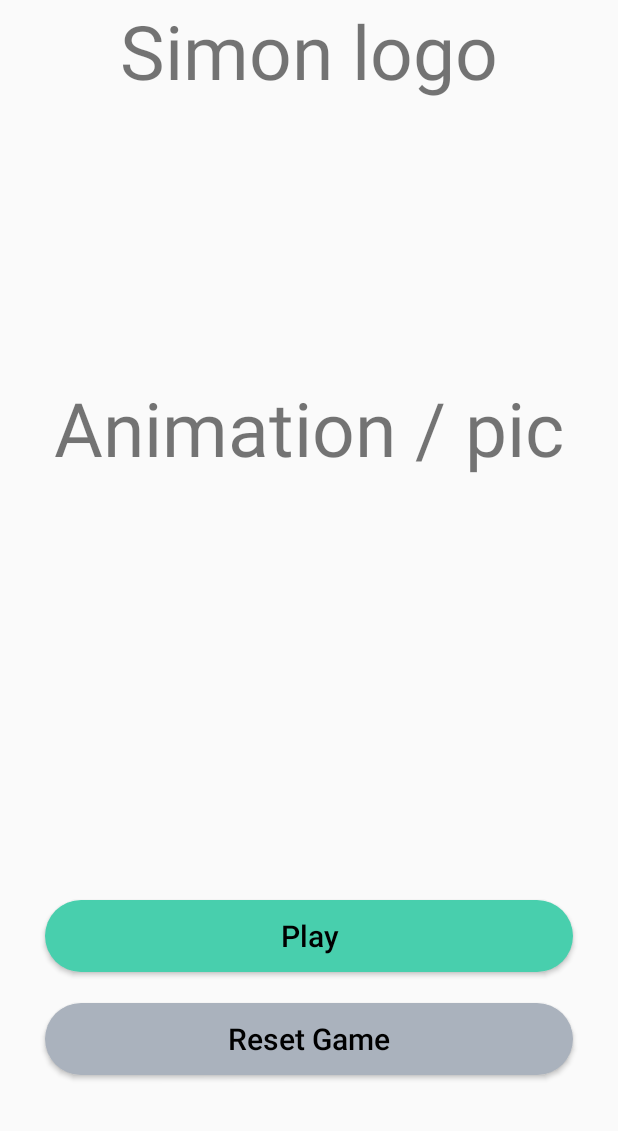
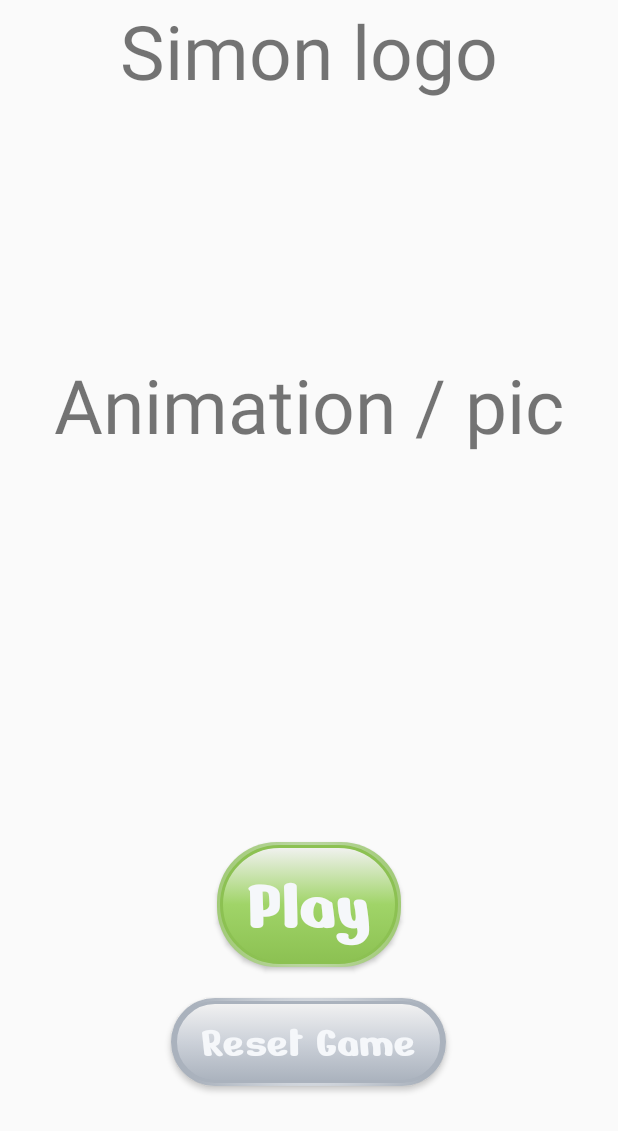
Before and after one commit to chenashkenazi/FinalProject, an Android app: the screen it shows after launch (MainActivity), on a phone screen of 412 x 824 dp. Shown: the top 1131 px of the screen. Run offline under Robolectric (Android 15) with nearby library versions, the phone set to English and light mode, and no system bars.

Commit message:
הוספתי כמה דברים

```diff
--- a/app/src/main/java/com/example/finalproject/LevelsActivity.java
+++ b/app/src/main/java/com/example/finalproject/LevelsActivity.java
@@ -27,7 +27,7 @@ public class LevelsActivity extends AppCompatActivity {
 
         viewPager = findViewById(R.id.levels_view_pager);
         tabLayout = findViewById(R.id.levels_tab_layout);
-        button = findViewById(R.id.levels_play_btn);
+        //button = findViewById(R.id.levels_play_btn);
 
         init();
     }
--- a/app/src/main/java/com/example/finalproject/resourses/Levels.java
+++ b/app/src/main/java/com/example/finalproject/resourses/Levels.java
@@ -9,9 +9,9 @@ public class Levels {
         return LEVELS;
     }
 
-    public static final Level FIRST_LEVEL = new Level("Level 1");
-    public static final Level SECOND_LEVEL = new Level("Level 2");
-    public static final Level THIRD_LEVEL = new Level("Level 3");
+    public static final Level FIRST_LEVEL = new Level("LEVEL 1");
+    public static final Level SECOND_LEVEL = new Level("LEVEL 2");
+    public static final Level THIRD_LEVEL = new Level("LEVEL 3");
 
     public static final Level[] LEVELS = {FIRST_LEVEL, SECOND_LEVEL, THIRD_LEVEL};
 }
--- a/app/src/main/res/drawable/button_bad_selector.xml
+++ /dev/null
@@ -1,15 +0,0 @@
-<?xml version="1.0" encoding="utf-8"?>
-<selector xmlns:android="http://schemas.android.com/apk/res/android">
-    <item android:state_pressed="false">
-        <shape android:shape="rectangle">
-            <solid android:color="@color/medium_gray_dark"/>
-            <corners android:radius="30dp"/>
-        </shape>
-    </item>
-    <item android:state_pressed="true">
-        <shape android:shape="rectangle">
-            <solid android:color="@color/medium_gray_light"/>
-            <corners android:radius="30dp"/>
-        </shape>
-    </item>
-</selector>
--- a/app/src/main/res/drawable/button_good_selector.xml
+++ /dev/null
@@ -1,17 +0,0 @@
-<?xml version="1.0" encoding="utf-8"?>
-<selector xmlns:android="http://schemas.android.com/apk/res/android">
-    <item android:state_pressed="false">
-        <shape android:shape="rectangle">
-            <solid android:color="?attr/colorPrimary"/>
-            <corners android:radius="30dp"/>
-        </shape>
-    </item>
-    <item android:state_pressed="true">
-        <shape android:shape="rectangle">
-            <gradient android:startColor="?attr/colorPrimary"
-                android:endColor="?attr/colorPrimaryVariant"
-                android:angle="45"/>
-            <corners android:radius="30dp"/>
-        </shape>
-    </item>
-</selector>
--- /dev/null
+++ b/app/src/main/res/drawable/button_reset_selector.xml
@@ -0,0 +1,72 @@
+<?xml version="1.0" encoding="utf-8"?>
+<selector xmlns:android="http://schemas.android.com/apk/res/android">
+    <item android:state_pressed="false">
+        <layer-list>
+            <item>
+                <shape android:shape="rectangle">
+                    <gradient
+                        android:startColor="@color/light_gray_dark"
+                        android:endColor="@color/medium_gray_dark"
+                        android:type="radial"
+                        android:gradientRadius="80dp"/>
+                    <padding android:bottom="2dp"
+                        android:top="2dp"
+                        android:right="2dp"
+                        android:left="2dp"/>
+                    <corners android:radius="40dp"/>
+                </shape>
+            </item>
+
+            <item>
+                <shape android:shape="rectangle">
+                    <gradient android:startColor="?attr/colorOnBackground"
+                        android:centerColor="@color/medium_gray_light"
+                        android:endColor="@color/medium_gray_dark"
+                        android:angle="270"/>
+                    <corners android:radius="40dp"/>
+                    <stroke android:color="@color/medium_gray_dark"
+                        android:width="2dp"/>
+                </shape>
+            </item>
+
+        </layer-list>
+    </item>
+    <item android:state_pressed="true">
+        <layer-list>
+            <item>
+                <shape android:shape="rectangle">
+                    <gradient
+                        android:startColor="?attr/colorOnBackground"
+                        android:endColor="@color/medium_gray_dark"
+                        android:type="radial"
+                        android:gradientRadius="80dp"/>
+                    <padding android:bottom="2dp"
+                        android:top="2dp"
+                        android:right="2dp"
+                        android:left="2dp"/>
+                    <corners android:radius="40dp"/>
+                </shape>
+            </item>
+
+            <item>
+                <shape android:shape="rectangle">
+                    <stroke android:color="@color/dark_gray_light"
+                        android:width="1dp"/>
+                    <padding android:bottom="3dp"
+                        android:right="1dp"
+                        android:left="2dp"/>
+                    <corners android:radius="30dp"/>
+                </shape>
+            </item>
+            <item>
+                <shape android:shape="rectangle">
+                    <gradient android:startColor="@color/medium_gray_light"
+                        android:endColor="@color/dark_gray_light"
+                        android:angle="90"/>
+                    <corners android:radius="40dp"/>
+                </shape>
+            </item>
+        </layer-list>
+
+    </item>
+</selector>
--- a/app/src/main/res/layout/activity_main.xml
+++ b/app/src/main/res/layout/activity_main.xml
@@ -55,17 +55,18 @@
             android:layout_height="wrap_content"
             android:id="@+id/btns"
             android:orientation="vertical"
-            android:layout_centerInParent="true">
+            android:layout_centerInParent="true"
+            android:gravity="center">
 
             <Button
-                android:layout_width="match_parent"
+                android:layout_width="wrap_content"
                 android:layout_height="wrap_content"
                 android:text="Play"
                 android:id="@+id/play_btn"
                 style="@style/ButtonMainPlay"/>
 
             <Button
-                android:layout_width="match_parent"
+                android:layout_width="wrap_content"
                 android:layout_height="wrap_content"
                 android:text="Reset Game"
                 android:id="@+id/reset_game_btn"
--- a/app/src/main/res/values/themes.xml
+++ b/app/src/main/res/values/themes.xml
@@ -32,15 +32,7 @@
     </style>
 
     <style name="ButtonMainPlay" parent="ButtonMain">
-        <item name="android:background">@drawable/button_good_selector</item>
-    </style>
-
-    <style name="ButtonMainReset" parent="ButtonMain">
-        <item name="android:background">@drawable/button_bad_selector</item>
-    </style>
-
-    <style name="ButtonLevelPlay" parent="Button">
-        <item name="android:textSize">40sp</item>
+        <item name="android:textSize">50sp</item>
         <item name="android:paddingTop">10dp</item>
         <item name="android:paddingBottom">10dp</item>
         <item name="android:paddingStart">20dp</item>
@@ -48,13 +40,23 @@
         <item name="android:background">@drawable/button_play_selector</item>
         <item name="fontFamily">@font/nerko_one</item>
         <item name="android:textColor">@color/light_gray_light</item>
+    </style>
 
+    <style name="ButtonMainReset" parent="ButtonMain">
+        <item name="android:textSize">30sp</item>
+        <item name="android:paddingTop">10dp</item>
+        <item name="android:paddingBottom">10dp</item>
+        <item name="android:paddingStart">20dp</item>
+        <item name="android:paddingEnd">20dp</item>
+        <item name="android:background">@drawable/button_reset_selector</item>
+        <item name="fontFamily">@font/nerko_one</item>
+        <item name="android:textColor">@color/light_gray_light</item>
     </style>
 
     <style name="ButtonsCell" parent="Button">
         <item name="android:textSize">30sp</item>
         <item name="android:padding">20dp</item>
-        <item name="android:background">@drawable/button_cell_selector</item>
+        <item name="android:background">@drawable/levels_button_cell_completed_selector</item>
         <item name="android:fontFamily">@font/fraunces</item>
         <item name="android:textColor">@color/light_gray_light</item>
     </style>
@@ -71,11 +73,16 @@
         <item name="android:fontFamily">@font/nerko_one</item>
     </style>
 
-    <style name="TextViewLevelNumber" parent="TextView">
+    <style name="TextViewLevelTitle" parent="TextView">
+        <item name="android:background">@drawable/levels_title_shape</item>
         <item name="android:textSize">40sp</item>
         <item name="android:layout_margin">10dp</item>
         <item name="android:fontFamily">@font/londrina_solid</item>
-        <item name="android:textColor">@color/mint_dark</item>
+        <item name="android:textColor">@color/light_gray_light</item>
+        <item name="android:paddingTop">10dp</item>
+        <item name="android:paddingBottom">10dp</item>
+        <item name="android:paddingStart">20dp</item>
+        <item name="android:paddingEnd">20dp</item>
     </style>
 
 
```
Also changed, not shown: app/src/main/java/com/example/finalproject/LevelsFragment.java (+1 -7 lines), app/src/main/res/drawable/levels_button_cell_locked_shape.xml (added, +29 -0 lines), app/src/main/res/drawable/levels_button_cell_next_selector.xml (added, +72 -0 lines), app/src/main/res/drawable/levels_button_cell_selector.xml (added, +14 -0 lines), app/src/main/res/drawable/levels_fragment_background_shape.xml (added, +29 -0 lines), app/src/main/res/drawable/levels_title_shape.xml (added, +29 -0 lines), app/src/main/res/layout/levels_activity.xml (+1 -12 lines), app/src/main/res/layout/levels_fragment.xml (+10 -6 lines), app/src/main/res/drawable/levels_button_cell_completed_selector.xml (renamed from app/src/main/res/drawable/button_cell_selector.xml).
